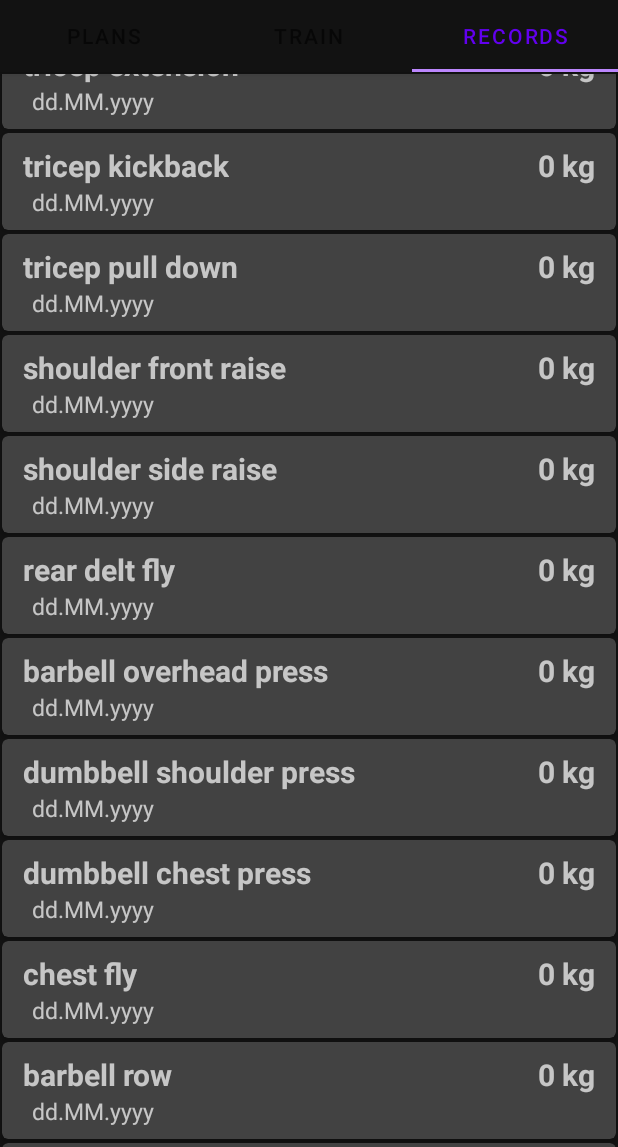
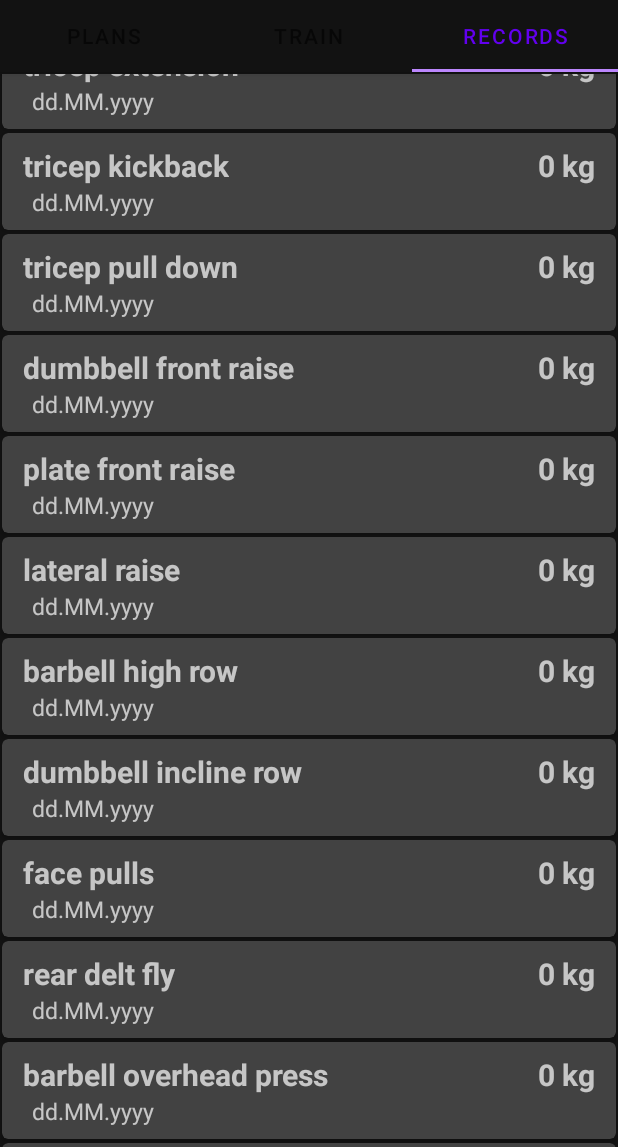
Before and after one commit to DucLongHoang/KIV-MBKZ, an Android app: the screen it shows after launch (MainActivity), tab 3 chosen, scrolled down 500 dp, on a phone screen of 412 x 824 dp, the part 89-1236 px from its top. Run offline under Robolectric (Android 15) with nearby library versions, the phone set to English and light mode, and no system bars.

Commit message:
refactor exercise name and shortcuts handling + now drop exercise table only

```diff
--- a/app/src/main/java/com/example/fitnessapptabbed/database/PlansDatabaseHelper.kt
+++ b/app/src/main/java/com/example/fitnessapptabbed/database/PlansDatabaseHelper.kt
@@ -22,7 +22,7 @@ class PlansDatabaseHelper(
 ) : SQLiteOpenHelper(CONTEXT, DATABASE_NAME, null, DATABASE_VERSION) {
     companion object {
         private const val DATABASE_NAME: String = "plans_database.db"
-        private const val DATABASE_VERSION: Int = 1
+        private const val DATABASE_VERSION: Int = 2
         // Table names
         const val TABLE_PLAN: String = "PLAN"
         const val TABLE_EXERCISE: String = "EXERCISE"
@@ -37,7 +37,7 @@ class PlansDatabaseHelper(
         const val COL_DATE: String = "date"
     }
     // Exercise names
-    private val exercises: Array<String> = ExerciseUtils.getAllExerciseNames()
+    private val exercises: List<String> = ExerciseUtils.getAllExerciseNames()
 
 
     override fun onCreate(db: SQLiteDatabase) {
@@ -45,7 +45,16 @@ class PlansDatabaseHelper(
         initExercisesInDb(db)
     }
 
-    override fun onUpgrade(db: SQLiteDatabase, oldVersion: Int, newVersion: Int) { }
+    override fun onUpgrade(db: SQLiteDatabase, oldVersion: Int, newVersion: Int) {
+        db.execSQL("DROP TABLE IF EXISTS $TABLE_EXERCISE")
+        val createExerciseTableSql: String = ("CREATE TABLE $TABLE_EXERCISE (" +
+                "${BaseColumns._ID} INTEGER PRIMARY KEY AUTOINCREMENT, " +
+                "$COL_EX_NAME TEXT NOT NULL, " +
+                "$COL_EX_KGS INTEGER, " +
+                "$COL_DATE TEXT NOT NULL );")
+        db.execSQL(createExerciseTableSql)
+        initExercisesInDb(db)
+    }
 
     /**
      * Method creates tables of the database [db]
--- a/app/src/main/java/com/example/fitnessapptabbed/ui/main/left/edit/ExerciseAdapter.java
+++ b/app/src/main/java/com/example/fitnessapptabbed/ui/main/left/edit/ExerciseAdapter.java
@@ -12,14 +12,10 @@ import androidx.annotation.NonNull;
 import androidx.recyclerview.widget.RecyclerView;
 
 import com.example.fitnessapptabbed.R;
-import com.example.fitnessapptabbed.database.PlansDatabaseHelper;
 import com.example.fitnessapptabbed.ui.main.left.OnItemClickListener;
-import com.example.fitnessapptabbed.ui.main.right.Statistic;
 import com.example.fitnessapptabbed.util.ExerciseUtils;
 import com.google.android.material.floatingactionbutton.FloatingActionButton;
 
-import java.util.ArrayList;
-import java.util.Arrays;
 import java.util.List;
 
 /**
@@ -44,7 +40,7 @@ public class ExerciseAdapter extends RecyclerView.Adapter<RecyclerView.ViewHolde
      */
     public ExerciseAdapter(List<Exercise> list) {
         this.exercisesInPlan = list;
-        this.allExercises = Arrays.asList(ExerciseUtils.getAllExerciseNames());
+        this.allExercises = ExerciseUtils.getAllExerciseNames();
     }
 
     /**
--- a/app/src/main/java/com/example/fitnessapptabbed/ui/main/middle/RecordHandler.kt
+++ b/app/src/main/java/com/example/fitnessapptabbed/ui/main/middle/RecordHandler.kt
@@ -14,7 +14,7 @@ import com.example.fitnessapptabbed.util.ExerciseUtils
 class RecordHandler(val fragment: TrainFragment) {
     private val databaseHelper = PlansDatabaseHelper(fragment.requireContext())
     private val listOfRecords: MutableList<Statistic> = databaseHelper.getAllExercisesFromDb()
-    private val exShortcuts: Array<String> = ExerciseUtils.getAllExerciseShortcuts()
+    private val exShortcuts: List<String> = ExerciseUtils.getAllExerciseShortcuts()
 
     /**
      * Method checks if a record of [exName] with was broken by weight [kgs]
--- a/app/src/main/java/com/example/fitnessapptabbed/ui/main/right/Statistic.kt
+++ b/app/src/main/java/com/example/fitnessapptabbed/ui/main/right/Statistic.kt
@@ -14,7 +14,7 @@ data class Statistic(
 ) {
     // empty secondary constructor with default values
     constructor() : this("", 0, "dd.MM.yyyy")
-    // constructor to nullify record in dataabse
+    // constructor to nullify record in database
     constructor(exerciseName: String) :
             this(exerciseName, 0, "dd.MM.yyyy")
 }
--- a/app/src/main/java/com/example/fitnessapptabbed/util/ExerciseUtils.kt
+++ b/app/src/main/java/com/example/fitnessapptabbed/util/ExerciseUtils.kt
@@ -1,40 +1,89 @@
 package com.example.fitnessapptabbed.util
 
 /**
- * ExerciseUtil class - provides all initial exercises and their shortcuts
+ * [ExerciseUtils] class - provides all initial exercises and their shortcuts
  * @author Long
  * @version 1.0
  */
 class ExerciseUtils {
+    /**
+     * [StringPair] data class - just to hold exercise name and exercise shortcut
+     * also enables simple sequence/stream manipulation by method calling
+     */
+    data class StringPair(val name: String, val shortcut: String)
+
     companion object {
-
-        /**
-         * Method returns an [Array] of exercise names in [String]
-         */
         @JvmStatic
-        fun getAllExerciseNames(): Array<String> {
-            return arrayOf(
-                "bench press", "deadlift", "deadlift - sumo", "squat", "barbell bicep curl", "dumbbell bicep curl",
-                "hammer curl", "tricep extension", "tricep kickback", "tricep pull down", "shoulder front raise",
-                "shoulder side raise", "rear delt fly", "barbell overhead press", "dumbbell shoulder press",
-                "dumbbell chest press", "chest fly", "barbell row", "dumbbell row", "resistance band row",
-                "hip thrust", "hamstring curl", "bulgarian split squat", "lunge", "calf raise", "push up",
-                "pull up", "chin up", "dip", "pistol squat", "abs exercise")
+        private var exNamesShortcuts: MutableList<StringPair> = ArrayList()
+        init {
+            // main lifts
+            exNamesShortcuts.add(StringPair("bench press", "bench press"))
+            exNamesShortcuts.add(StringPair("deadlift", "deadlift"))
+            exNamesShortcuts.add(StringPair("deadlift - sumo", "dl - sumo"))
+            exNamesShortcuts.add(StringPair("squat", "squat"))
+            // biceps
+            exNamesShortcuts.add(StringPair("barbell bicep curl", "bb curl"))
+            exNamesShortcuts.add(StringPair("dumbbell bicep curl", "db curl"))
+            exNamesShortcuts.add(StringPair("hammer curl", "hamm. curl"))
+            // triceps
+            exNamesShortcuts.add(StringPair("tricep extension", "tricep ext"))
+            exNamesShortcuts.add(StringPair("tricep kickback", "tricep kb"))
+            exNamesShortcuts.add(StringPair("tricep pull down", "tricep pd"))
+            // front and side deltoids
+            exNamesShortcuts.add(StringPair("dumbbell front raise", "db fr raise"))
+            exNamesShortcuts.add(StringPair("plate front raise", "pl fr raise"))
+            exNamesShortcuts.add(StringPair("lateral raise", "lat. raise"))
+            // rear deltoids
+            exNamesShortcuts.add(StringPair("barbell high row", "bb high row"))
+            exNamesShortcuts.add(StringPair("dumbbell incline row", "db incl row"))
+            exNamesShortcuts.add(StringPair("face pulls", "face pulls"))
+            exNamesShortcuts.add(StringPair("rear delt fly", "r. d. fly"))
+            // shoulders
+            exNamesShortcuts.add(StringPair("barbell overhead press", "bb oh press"))
+            exNamesShortcuts.add(StringPair("dumbbell shoulder press", "db sh press"))
+            // chest
+            exNamesShortcuts.add(StringPair("dumbbell chest press", "db chest p"))
+            exNamesShortcuts.add(StringPair("chest fly", "chest fly"))
+            // lats
+            exNamesShortcuts.add(StringPair("barbell row", "bb row"))
+            exNamesShortcuts.add(StringPair("dumbbell row", "db row"))
+            exNamesShortcuts.add(StringPair("resistance band row", "band row"))
+            // legs
+            exNamesShortcuts.add(StringPair("hip thrust", "hip thrust"))
+            exNamesShortcuts.add(StringPair("hamstring curl", "hamst. curl"))
+            exNamesShortcuts.add(StringPair("bulgarian split squat", "bulg. s. s"))
+            exNamesShortcuts.add(StringPair("lunge", "lunge"))
+            exNamesShortcuts.add(StringPair("calf raise", "calf raise"))
+            // calisthenics
+            exNamesShortcuts.add(StringPair("push up", "push up"))
+            exNamesShortcuts.add(StringPair("pull up", "pull up"))
+            exNamesShortcuts.add(StringPair("chin up", "chin up"))
+            exNamesShortcuts.add(StringPair("dip", "dip"))
+            exNamesShortcuts.add(StringPair("pistol squat", "pis. squat"))
+            exNamesShortcuts.add(StringPair("abs exercise", "abs ex"))
+            // old exercises
+            exNamesShortcuts.add(StringPair("shoulder front raise", "front raise"))
+            exNamesShortcuts.add(StringPair("shoulder side raise", "side raise"))
         }
 
         /**
-         * Method returns and [Array] of exercise shortcuts in [String]
+         * Method returns a [List] of exercise names in [String]
          */
         @JvmStatic
-        fun getAllExerciseShortcuts(): Array<String> {
-            return arrayOf(
-                "bench press", "deadlift", "dl - sumo", "squat", "bb curl", "db curl",
-                "hamm. curl", "tricep ext", "tricep kb", "tricep pd", "front raise",
-                "side raise", "r. d. fly", "bb oh press", "db sh press",
-                "db chest p", "chest fly", "bb row", "db row", "band row",
-                "hip thrust", "hamst. curl", "bulg. s. s", "lunge", "calf raise", "push up",
-                "pull up", "chin up", "dip", "pis. squat", "abs ex"
-            )
+        fun getAllExerciseNames(): List<String> {
+            return exNamesShortcuts.asSequence()
+                .map(StringPair::name)
+                .toList()
+        }
+
+        /**
+         * Method returns a [List] of exercise shortcuts in [String]
+         */
+        @JvmStatic
+        fun getAllExerciseShortcuts(): List<String> {
+            return exNamesShortcuts.asSequence()
+                .map(StringPair::shortcut)
+                .toList()
         }
     }
 }
```
